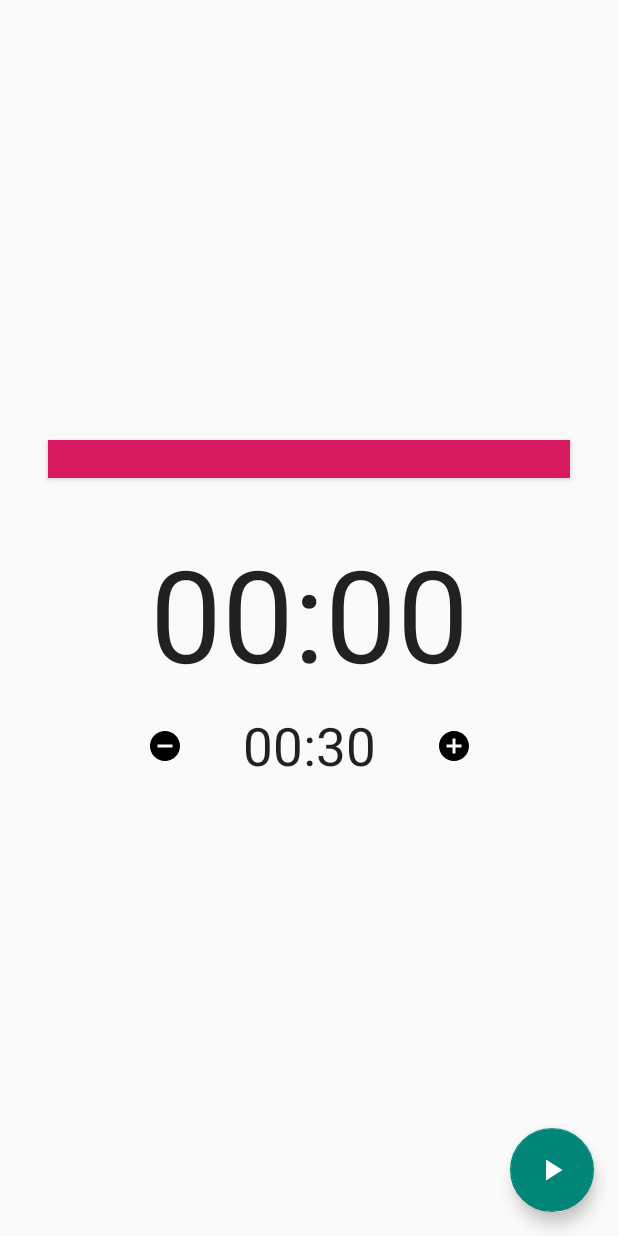
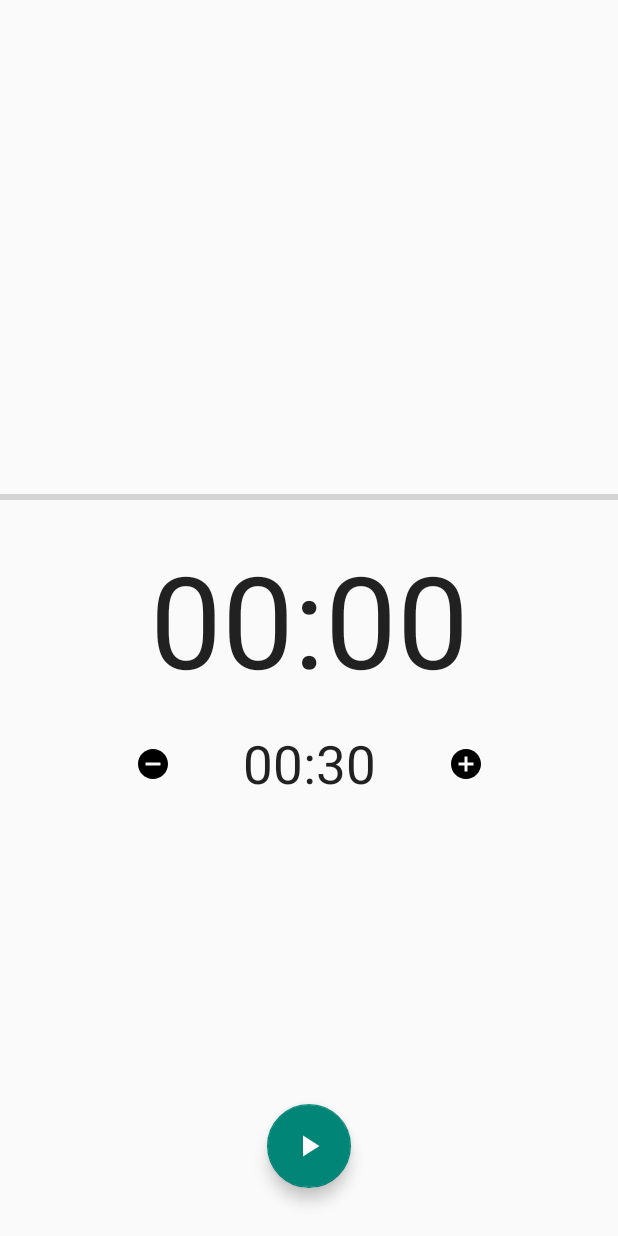
Before and after one commit to fexed/IntervalTimer, an Android app: the screen it shows after launch (MainActivity), on a phone screen of 412 x 824 dp. Run offline under Robolectric (Android 15) with nearby library versions, the phone set to English and light mode, and no system bars.

Commit message:
Progress bar and layout reworked

```diff
--- a/app/src/main/java/com/fexed/intervaltimer/MainActivity.java
+++ b/app/src/main/java/com/fexed/intervaltimer/MainActivity.java
@@ -1,6 +1,7 @@
 package com.fexed.intervaltimer;
 
 import android.content.SharedPreferences;
+import android.content.res.ColorStateList;
 import android.media.MediaPlayer;
 import android.os.Bundle;
 import android.os.Handler;
@@ -8,6 +9,7 @@ import android.os.SystemClock;
 import com.google.android.material.floatingactionbutton.FloatingActionButton;
 import androidx.appcompat.app.AppCompatActivity;
 import androidx.appcompat.widget.Toolbar;
+
 import android.view.View;
 import android.view.Menu;
 import android.view.MenuItem;
@@ -15,14 +17,16 @@ import android.view.Window;
 import android.view.WindowManager;
 import android.widget.Button;
 import android.widget.ImageButton;
+import android.widget.ProgressBar;
 import android.widget.TextView;
 
 public class MainActivity extends AppCompatActivity {
 
-    private long millisecondtime, starttime, updatetime, timebuff = 0L;
+    private long millisecondtime, starttime, lastbeep, updatetime, timebuff = 0L;
     private int s, m, millis;
     private Handler updatehandler, beephandler;
     private TextView timetxtv, intervaltxtv;
+    private ProgressBar progressLedR, progressLedL;
     private MediaPlayer mp;
     private SharedPreferences pref;
 
@@ -46,6 +50,8 @@ public class MainActivity extends AppCompatActivity {
         window.clearFlags(WindowManager.LayoutParams.FLAG_TRANSLUCENT_STATUS);
         window.setStatusBarColor(getResources().getColor(R.color.colorAccent));
 
+        progressLedR = findViewById(R.id.progressLedR);
+        progressLedL = findViewById(R.id.progressLedL);
         timetxtv = findViewById(R.id.timetext);
         intervaltxtv = findViewById(R.id.intervaltext);
         updatehandler = new Handler();
@@ -57,6 +63,7 @@ public class MainActivity extends AppCompatActivity {
 
         View.OnClickListener start = view -> {
             starttime = SystemClock.uptimeMillis();
+            lastbeep = starttime;
             updatehandler.postDelayed(updaterrunnable, 0);
             beephandler.postDelayed(beeprunnable, pref.getLong("interval", 30000));
             ((View) startfab).setVisibility(View.INVISIBLE);
@@ -64,6 +71,10 @@ public class MainActivity extends AppCompatActivity {
             plusbtn.setVisibility(View.INVISIBLE);
             minusbtn.setVisibility(View.INVISIBLE);
             led.setBackgroundColor(getResources().getColor((R.color.colorPrimaryDark)));
+            progressLedR.setProgress(0);
+            progressLedL.setProgress(0);
+            progressLedR.setProgressTintList(ColorStateList.valueOf(getResources().getColor(R.color.colorPrimaryDark)));
+            progressLedL.setProgressTintList(ColorStateList.valueOf(getResources().getColor(R.color.colorPrimaryDark)));
             window.clearFlags(WindowManager.LayoutParams.FLAG_TRANSLUCENT_STATUS);
             window.setStatusBarColor(getResources().getColor(R.color.colorPrimaryDark));
         };
@@ -76,6 +87,8 @@ public class MainActivity extends AppCompatActivity {
             ((View) stopfab).setVisibility(View.INVISIBLE);
             plusbtn.setVisibility(View.VISIBLE);
             minusbtn.setVisibility(View.VISIBLE);
+            progressLedR.setProgressTintList(ColorStateList.valueOf(getResources().getColor(R.color.colorAccent)));
+            progressLedL.setProgressTintList(ColorStateList.valueOf(getResources().getColor(R.color.colorAccent)));
             led.setBackgroundColor(getResources().getColor((R.color.colorAccent)));
             window.clearFlags(WindowManager.LayoutParams.FLAG_TRANSLUCENT_STATUS);
             window.setStatusBarColor(getResources().getColor(R.color.colorAccent));
@@ -89,13 +102,11 @@ public class MainActivity extends AppCompatActivity {
             pref.edit().putLong("interval", (interval ==  6000 ? 5000 : interval)).apply();
             intervaltxtv.setText(strFromMillis(pref.getLong("interval", 30000)));
         });
-        minusbtn.setOnClickListener(new View.OnClickListener() {
-            @Override
-            public void onClick(View v) {
-                long interval = pref.getLong("interval", 30000) - 5000;
-                pref.edit().putLong("interval", (interval <  1000 ? 1000 : interval)).apply();
-                intervaltxtv.setText(strFromMillis(pref.getLong("interval", 30000)));
-            }
+
+        minusbtn.setOnClickListener(v -> {
+            long interval = pref.getLong("interval", 30000) - 5000;
+            pref.edit().putLong("interval", (interval <  1000 ? 1000 : interval)).apply();
+            intervaltxtv.setText(strFromMillis(pref.getLong("interval", 30000)));
         });
 
     }
@@ -111,6 +122,12 @@ public class MainActivity extends AppCompatActivity {
 
             timetxtv.setText("" + String.format("%02d", m) + ":"+ String.format("%02d", s));
             updatehandler.postDelayed(this, 0);
+
+            float left = (lastbeep + pref.getLong("interval", 30000)) - SystemClock.uptimeMillis();
+            float perc = ((left) * 100) / (pref.getLong("interval", 30000));
+
+            progressLedR.setProgress(100 - Math.round(perc));
+            progressLedL.setProgress(100 - Math.round(perc));
         }
     };
 
@@ -125,6 +142,7 @@ public class MainActivity extends AppCompatActivity {
     public Runnable beeprunnable = new Runnable() {
         public void run() {
             mp.start();
+            lastbeep = SystemClock.uptimeMillis();
             beephandler.postDelayed(this, pref.getLong("interval", 30000));
         }
     };
--- a/app/src/main/res/layout/activity_main.xml
+++ b/app/src/main/res/layout/activity_main.xml
@@ -14,6 +14,7 @@
         android:layout_marginEnd="32dp"
         android:background="@color/colorAccent"
         android:backgroundTintMode="multiply"
+        android:visibility="gone"
         app:layout_constraintBottom_toTopOf="@+id/timetext"
         app:layout_constraintEnd_toEndOf="parent"
         app:layout_constraintStart_toStartOf="parent"
@@ -27,7 +28,6 @@
         android:layout_height="wrap_content"
         android:layout_marginStart="8dp"
         android:layout_marginEnd="8dp"
-        android:layout_marginBottom="8dp"
         android:textAlignment="center"
         android:textAppearance="@style/TextAppearance.AppCompat.Large"
         android:textSize="85sp"
@@ -42,7 +42,7 @@
         android:layout_width="wrap_content"
         android:layout_height="wrap_content"
         android:layout_marginStart="8dp"
-        android:layout_marginTop="8dp"
+        android:layout_marginTop="16dp"
         android:layout_marginEnd="8dp"
         android:textAppearance="@style/TextAppearance.AppCompat.Large"
         android:textSize="35sp"
@@ -56,7 +56,7 @@
         style="@style/Widget.AppCompat.Button.Borderless.Colored"
         android:layout_width="wrap_content"
         android:layout_height="wrap_content"
-        android:layout_marginStart="8dp"
+        android:layout_marginStart="16dp"
         android:src="@drawable/add_b"
         app:layout_constraintBottom_toBottomOf="@+id/intervaltext"
         app:layout_constraintStart_toEndOf="@+id/intervaltext"
@@ -69,7 +69,7 @@
         style="@style/Widget.AppCompat.Button.Borderless"
         android:layout_width="wrap_content"
         android:layout_height="wrap_content"
-        android:layout_marginEnd="8dp"
+        android:layout_marginEnd="16dp"
         android:src="@drawable/remove_b"
         app:layout_constraintBottom_toBottomOf="@+id/intervaltext"
         app:layout_constraintEnd_toStartOf="@+id/intervaltext"
@@ -100,10 +100,10 @@
         android:layout_width="wrap_content"
         android:layout_height="wrap_content"
         android:layout_gravity="bottom|end"
-        android:layout_marginEnd="16dp"
-        android:layout_marginBottom="16dp"
+        android:layout_marginBottom="32dp"
         app:layout_constraintBottom_toBottomOf="parent"
         app:layout_constraintEnd_toEndOf="parent"
+        app:layout_constraintStart_toStartOf="parent"
         app:srcCompat="@drawable/play_w"
         tools:ignore="SpeakableTextPresentCheck" />
 
@@ -112,12 +112,38 @@
         android:layout_width="wrap_content"
         android:layout_height="wrap_content"
         android:layout_gravity="bottom|end"
-        android:layout_marginEnd="16dp"
-        android:layout_marginBottom="16dp"
+        android:layout_marginBottom="32dp"
         android:visibility="invisible"
         app:backgroundTint="@color/colorPrimaryDark"
         app:layout_constraintBottom_toBottomOf="parent"
         app:layout_constraintEnd_toEndOf="parent"
+        app:layout_constraintStart_toStartOf="parent"
         app:srcCompat="@drawable/pause_w" />
 
+    <LinearLayout
+        android:layout_width="0dp"
+        android:layout_height="wrap_content"
+        android:orientation="horizontal"
+        app:layout_constraintBottom_toTopOf="@+id/timetext"
+        app:layout_constraintEnd_toEndOf="parent"
+        app:layout_constraintStart_toStartOf="parent">
+
+        <ProgressBar
+            android:id="@+id/progressLedL"
+            style="?android:attr/progressBarStyleHorizontal"
+            android:layout_weight="1"
+            android:layout_width="0dp"
+            android:layout_height="wrap_content"
+            android:layout_marginBottom="16dp"
+            android:layoutDirection="rtl" />
+
+        <ProgressBar
+            android:id="@+id/progressLedR"
+            style="?android:attr/progressBarStyleHorizontal"
+            android:layout_weight="1"
+            android:layout_width="0dp"
+            android:layout_height="wrap_content"
+            android:layout_marginBottom="16dp" />
+    </LinearLayout>
+
 </androidx.constraintlayout.widget.ConstraintLayout>
```
